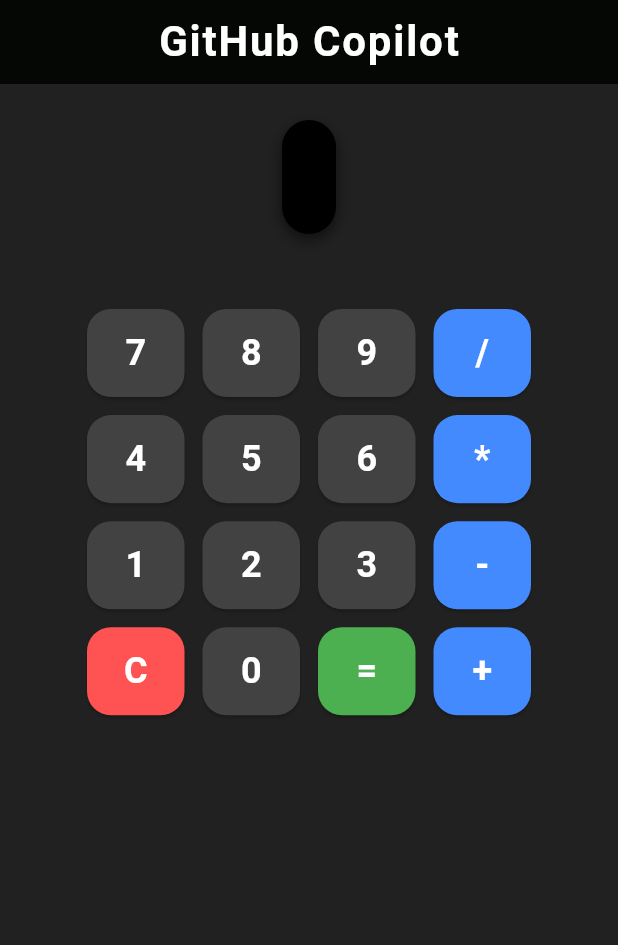
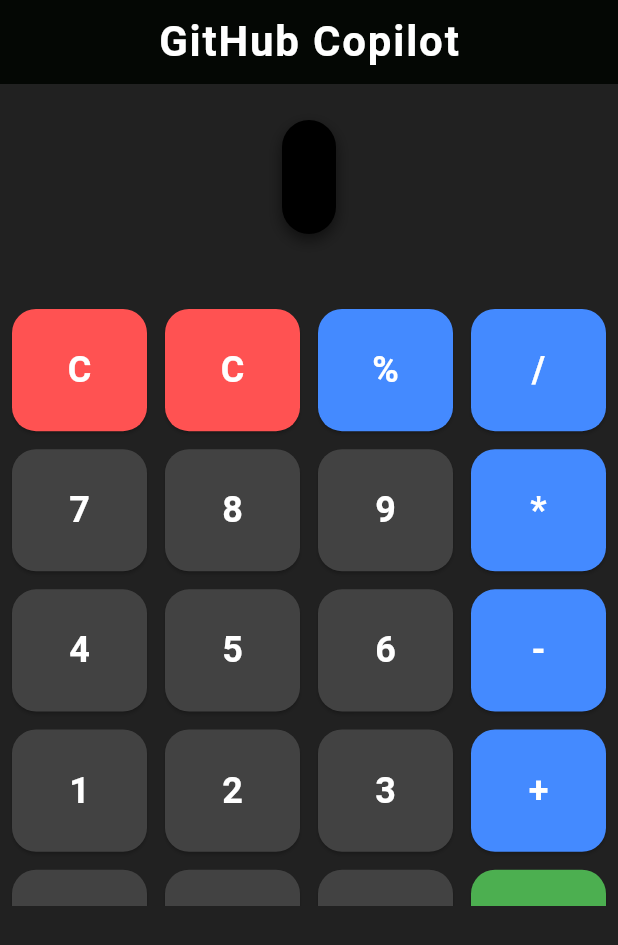
Before and after one commit to jamesrdartt/flutter-calculator, a Flutter app: the screen it shows after launch, on a phone screen of 412 x 824 dp. Shown: the top 945 px of the screen. Run offline on Flutter 3.47's test engine with Material 3 defaults, Android fonts, the phone set to English and light mode, and no system bars; missing offline and left inert: expressions.

Commit message:
added modulo operation to calculator

```diff
--- a/lib/calculator_page.dart
+++ b/lib/calculator_page.dart
@@ -15,10 +15,11 @@ class _CalculatorPageState extends State<CalculatorPage> {
   bool _justCalculated = false;
 
   final List<String> _buttons = [
-    '7', '8', '9', '/',
-    '4', '5', '6', '*',
-    '1', '2', '3', '-',
-    'C', '0', '=', '+',
+    'C', 'C', '%', '/',
+    '7', '8', '9', '*',
+    '4', '5', '6', '-',
+    '1', '2', '3', '+',
+    '0', '00', '.', '=',
   ];
 
   void _onButtonPressed(String value) {
@@ -31,25 +32,27 @@ class _CalculatorPageState extends State<CalculatorPage> {
       } else if (value == '=') {
         if (_expression.isEmpty) return;
         try {
-          final exp = Expression.parse(_expression.replaceAll('x', '*').replaceAll('÷', '/'));
+          final exp = Expression.parse(
+            _expression.replaceAll('x', '*').replaceAll('÷', '/'),
+          );
           final evaluator = const ExpressionEvaluator();
           final evalResult = evaluator.eval(exp, {});
           _result = evalResult.toString();
           _display = '$_expression = $_result';
           _justCalculated = true;
         } catch (e) {
-            if (_expression.contains('/0')) {
+          if (_expression.contains('/0')) {
             _result = 'Undefined';
-            } else {
+          } else {
             _result = 'Error';
-            }
+          }
           _display = '$_expression = $_result';
           _justCalculated = true;
         }
       } else {
         if (_justCalculated) {
           // Start new expression after calculation
-          if ('+-*/'.contains(value)) {
+          if ('+-*/%'.contains(value)) {
             _expression = _result + value;
           } else {
             _expression = value;
@@ -70,7 +73,7 @@ class _CalculatorPageState extends State<CalculatorPage> {
       bgColor = Colors.redAccent;
     } else if (value == '=') {
       bgColor = Colors.green;
-    } else if ('+-*/'.contains(value)) {
+    } else if ('+-*/%'.contains(value)) {
       bgColor = Colors.blueAccent;
     } else {
       bgColor = Colors.grey[800]!;
@@ -167,10 +170,9 @@ class _CalculatorPageState extends State<CalculatorPage> {
             const SizedBox(height: 24),
             Center(
               child: SizedBox(
-                height: 300, // adjust as needed
-                width: 300,  // adjust as needed
+                height: 400, // adjust as needed
+                width: 400, // adjust as needed
                 child: GridView.builder(
-                  physics: const NeverScrollableScrollPhysics(), // prevent scrolling
                   gridDelegate: const SliverGridDelegateWithFixedCrossAxisCount(
                     crossAxisCount: 4,
                     mainAxisSpacing: 8,
```
